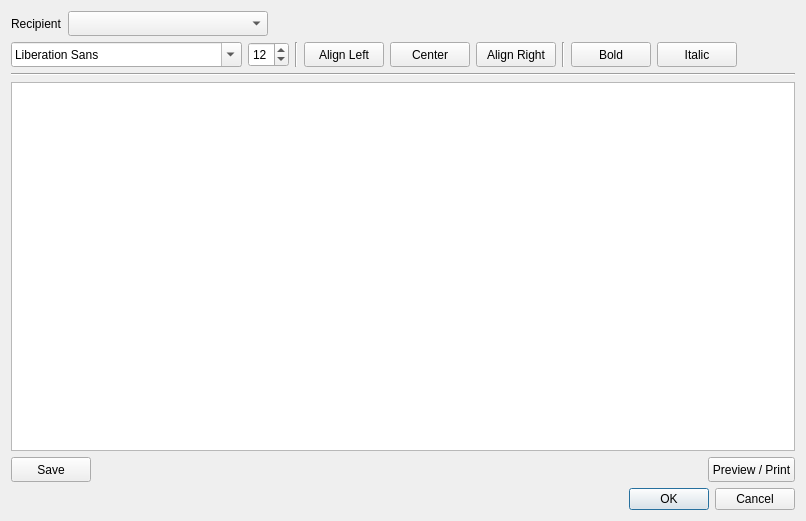
Qt form ui/dialogs/letterdialog.ui (PhilippParis/BusinessManager) before a commit.
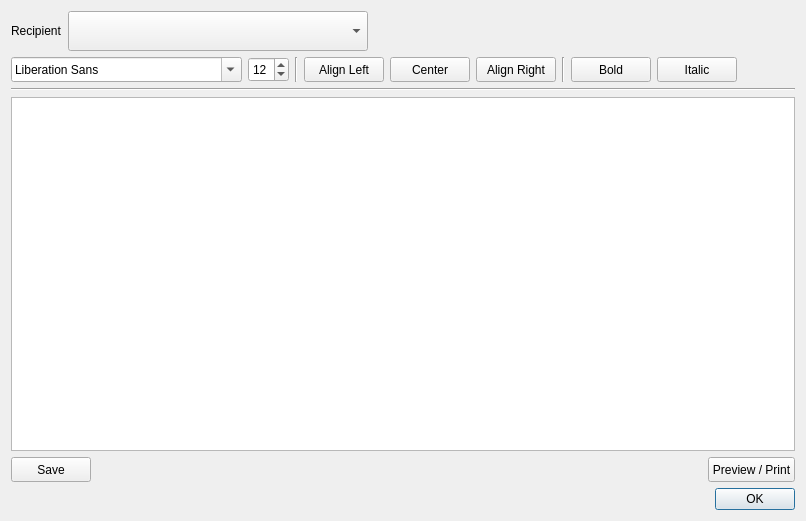
The same form after that commit. Icons and pictures are not drawn.

```diff
--- a/ui/dialogs/letterdialog.ui
+++ b/ui/dialogs/letterdialog.ui
@@ -27,8 +27,8 @@
       <widget class="QComboBox" name="cbCustomer">
        <property name="minimumSize">
         <size>
-         <width>200</width>
-         <height>25</height>
+         <width>300</width>
+         <height>40</height>
         </size>
        </property>
       </widget>
@@ -284,7 +284,7 @@
       <enum>Qt::Horizontal</enum>
      </property>
      <property name="standardButtons">
-      <set>QDialogButtonBox::Cancel|QDialogButtonBox::Ok</set>
+      <set>QDialogButtonBox::Ok</set>
      </property>
     </widget>
    </item>
```
Left out of the diff: 18 changed lines with no effect on the pictures.
